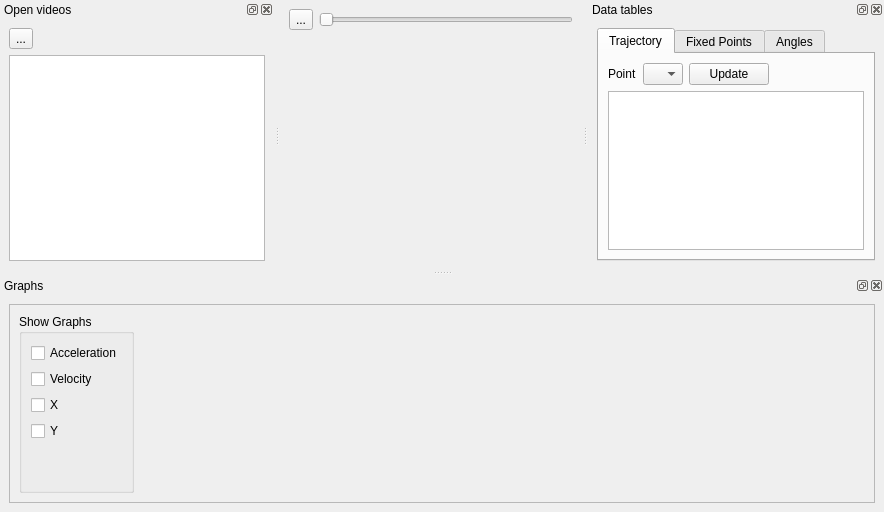
Qt form src/view/cvmobmainwindow.ui (romariorios/CVMob) before a commit.
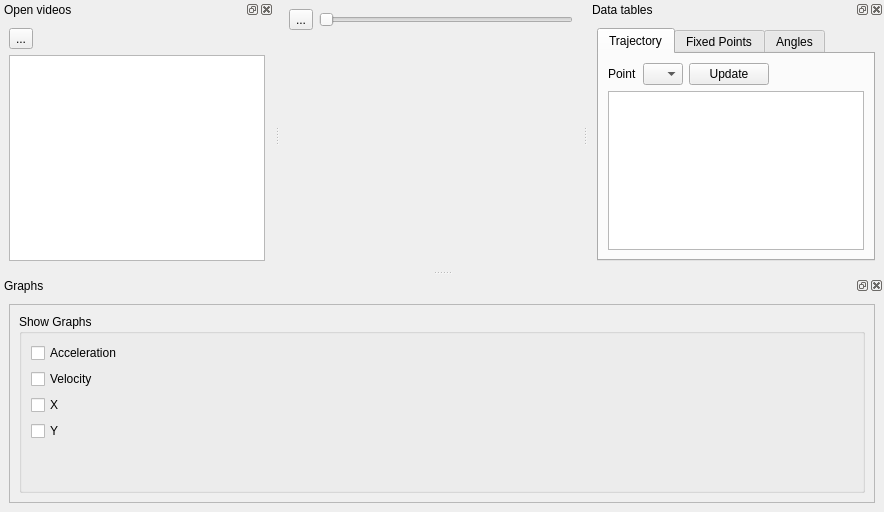
The same form after that commit.

Commit message: Graphs now connected

What changed in the file:
```diff
--- a/src/view/cvmobmainwindow.ui
+++ b/src/view/cvmobmainwindow.ui
@@ -337,7 +337,7 @@
           <x>0</x>
           <y>0</y>
           <width>862</width>
-          <height>147</height>
+          <height>174</height>
          </rect>
         </property>
         <layout class="QHBoxLayout" name="graphsLayout">
@@ -391,19 +391,6 @@
            </layout>
           </widget>
          </item>
-         <item>
-          <spacer name="horizontalSpacer_4">
-           <property name="orientation">
-            <enum>Qt::Horizontal</enum>
-           </property>
-           <property name="sizeHint" stdset="0">
-            <size>
-             <width>40</width>
-             <height>20</height>
-            </size>
-           </property>
-          </spacer>
-         </item>
         </layout>
        </widget>
       </widget>
```
Left out of the diff: 12 changed lines with no effect on the pictures. The commit also changes 1 other file.
